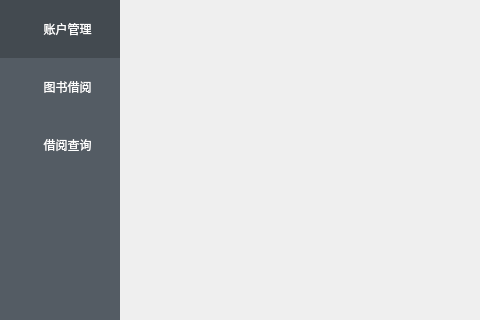
Old version of the form cell/cell_studentmain.ui in the repository jijijitian/QTBookManagerSystem; both pictures show x 0 to 480 and y 0 to 320 of the 1000 by 600 pixel window.
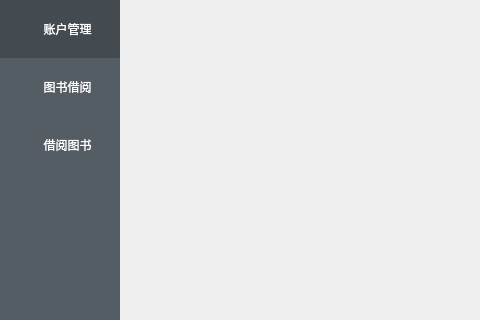
New version of the form. Icons and pictures are not drawn.

What changed in the file:
```diff
--- a/cell/cell_studentmain.ui
+++ b/cell/cell_studentmain.ui
@@ -182,7 +182,7 @@
           </sizepolicy>
          </property>
          <property name="text">
-          <string> 借阅查询</string>
+          <string> 借阅图书</string>
          </property>
          <property name="icon">
           <iconset resource="../res/res.qrc">
```
